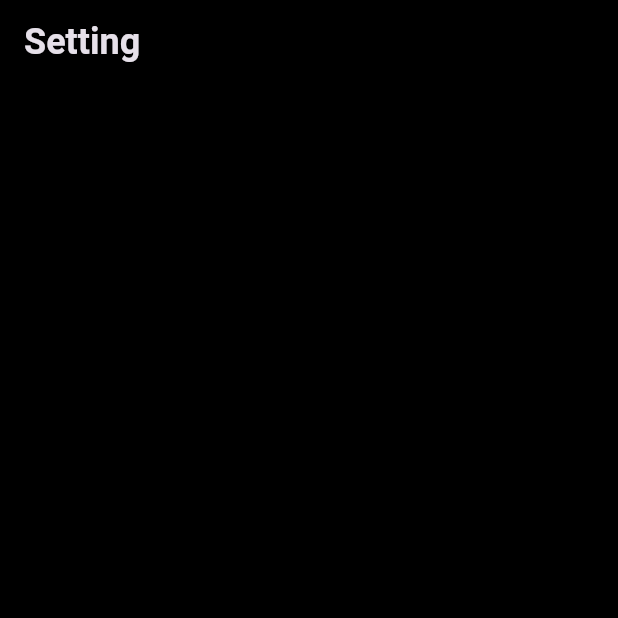
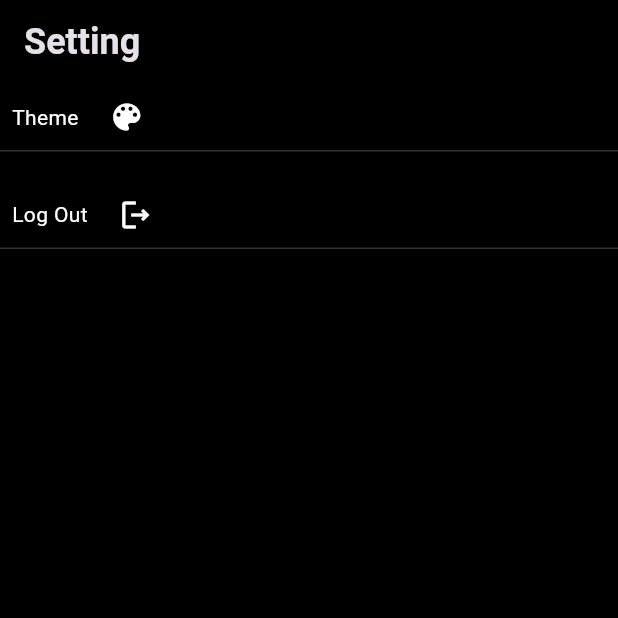
Before and after one commit to rashmirekha99/blog_app, a Flutter app: the SettingPage screen opened directly, on a phone screen of 412 x 824 dp, the top half of it. Run offline on Flutter 3.47's test engine with Material 3 defaults, Android fonts, the phone set to English and light mode, and no system bars; our stand-ins replace cached_network_image, dotted_border, flutter_bloc, fpdart, get_it, hive and 3 more; accounts and stored records are empty; statements that could not run were skipped.

Commit message:
setting page UI

```diff
--- a/lib/core/pages/index_pages/setting_index_page.dart
+++ b/lib/core/pages/index_pages/setting_index_page.dart
@@ -1,5 +1,5 @@
 import 'package:blog_app/core/pages/not_found_page.dart';
-import 'package:blog_app/features/setting/presentation/setting_page.dart';
+import 'package:blog_app/features/setting/presentation/pages/setting_page.dart';
 import 'package:flutter/material.dart';
 
 class SettingIndexPage extends StatefulWidget {
--- /dev/null
+++ b/lib/features/setting/presentation/pages/setting_page.dart
@@ -0,0 +1,36 @@
+import 'package:blog_app/core/theme/app_palette.dart';
+import 'package:blog_app/features/setting/presentation/widgets/setting_card_item.dart';
+import 'package:flutter/material.dart';
+
+class SettingPage extends StatefulWidget {
+  const SettingPage({super.key});
+
+  @override
+  State<SettingPage> createState() => _SettingPageState();
+}
+
+class _SettingPageState extends State<SettingPage> {
+  @override
+  Widget build(BuildContext context) {
+    return Scaffold(
+      appBar: AppBar(
+        title: const Text('Setting'),
+      ),
+      body: Column(
+        spacing: 20,
+        children: [
+          SettingCardItem(
+            icon: Icons.color_lens,
+            name: 'Theme',
+            onPress: () {},
+          ),
+          SettingCardItem(
+            icon: Icons.logout_outlined,
+            name: 'Log Out',
+            onPress: () {},
+          ),
+        ],
+      ),
+    );
+  }
+}
--- a/lib/features/setting/presentation/setting_page.dart
+++ /dev/null
@@ -1,19 +0,0 @@
-import 'package:flutter/material.dart';
-
-class SettingPage extends StatefulWidget {
-  const SettingPage({super.key});
-
-  @override
-  State<SettingPage> createState() => _SettingPageState();
-}
-
-class _SettingPageState extends State<SettingPage> {
-  @override
-  Widget build(BuildContext context) {
-    return Scaffold(
-      appBar: AppBar(
-        title: const Text('Setting'),
-      ),
-    );
-  }
-}
--- /dev/null
+++ b/lib/features/setting/presentation/widgets/setting_card_item.dart
@@ -0,0 +1,37 @@
+import 'package:blog_app/core/theme/app_palette.dart';
+import 'package:flutter/material.dart';
+
+class SettingCardItem extends StatelessWidget {
+  const SettingCardItem({
+    super.key,
+    required this.icon,
+    required this.name,
+    required this.onPress,
+  });
+  final String name;
+  final dynamic icon;
+  final VoidCallback onPress;
+
+  @override
+  Widget build(BuildContext context) {
+    return GestureDetector(
+      onTap: onPress,
+      child: Container(
+        decoration: BoxDecoration(
+            border: Border(
+                bottom: BorderSide(
+                    width: 1, color: AppPalette.borderColor.withAlpha(80)))),
+        child: Padding(
+          padding: const EdgeInsets.symmetric(vertical: 10, horizontal: 8),
+          child: Row(
+            spacing: 20.0,
+            children: [
+              Text(name),
+              Icon(icon),
+            ],
+          ),
+        ),
+      ),
+    );
+  }
+}
--- a/lib/home_page.dart
+++ b/lib/home_page.dart
@@ -1,6 +1,6 @@
 import 'package:blog_app/core/constant/constant.dart';
 import 'package:blog_app/features/blog/presentation/pages/my_blog_page.dart';
-import 'package:blog_app/features/setting/presentation/setting_page.dart';
+import 'package:blog_app/features/setting/presentation/pages/setting_page.dart';
 import 'package:blog_app/core/pages/index_pages/home_index_page.dart';
 import 'package:flutter/material.dart';
 
```
Also changed, not shown: lib/features/blog/presentation/pages/my_blog_page.dart (+56 -2 lines).
